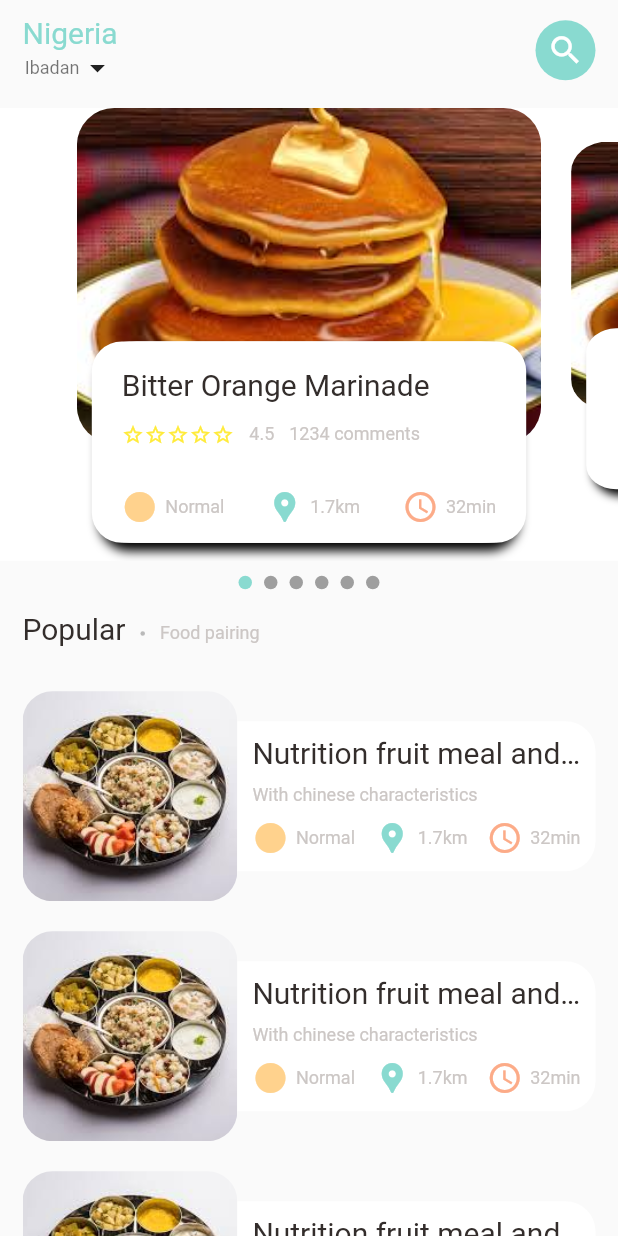
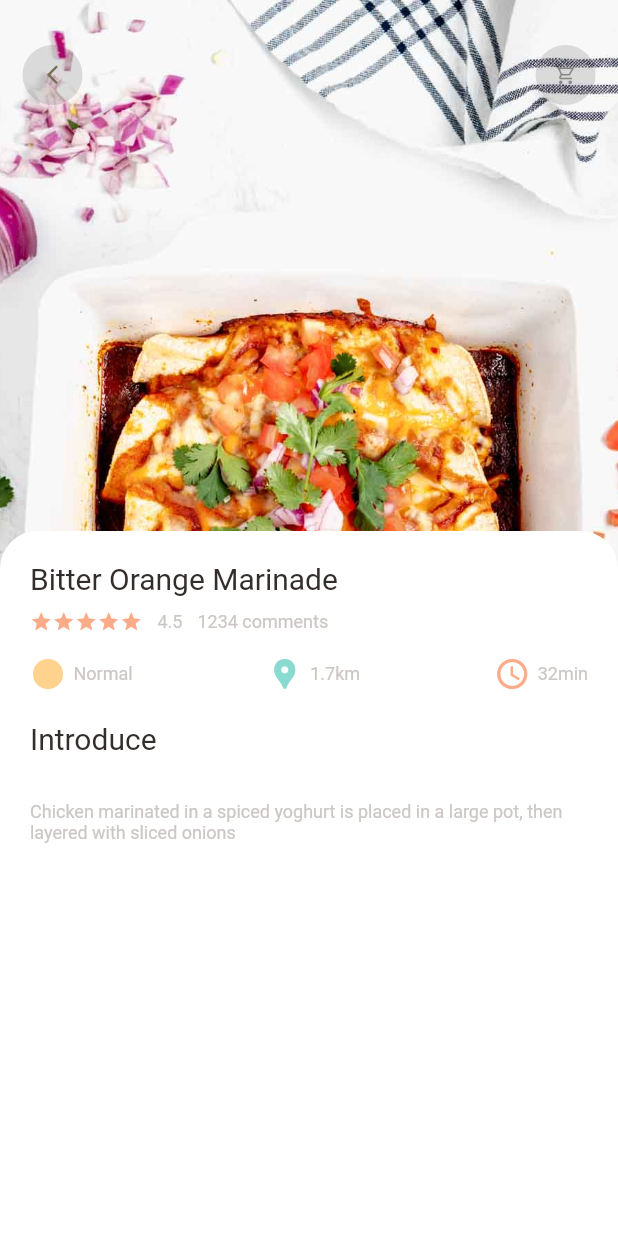
Before and after one commit to zulayqoh/Food-Delivery-App, a Flutter app: the screen it shows after launch, on a phone screen of 412 x 824 dp. Run offline on Flutter 3.47's test engine with Material 2 defaults, Android fonts, the phone set to English and light mode, and no system bars; drawn by our look-alikes of smooth_page_indicator; our stand-ins replace get.

Commit message:
Added popular food details page

```diff
--- a/lib/main.dart
+++ b/lib/main.dart
@@ -1,5 +1,6 @@
 import 'package:flutter/material.dart';
-import 'package:food_delivery/home/main_food_page.dart';
+import 'package:food_delivery/pages/food/popular_food_detail.dart';
+import 'package:food_delivery/pages/home/main_food_page.dart';
 import 'package:get/get_navigation/src/root/get_material_app.dart';
 
 void main() {
@@ -18,7 +19,7 @@ class MyApp extends StatelessWidget {
       theme: ThemeData(
         primarySwatch: Colors.blue,
       ),
-      home: const MainFoodPage(),
+      home: const PopularFoodDetailPage(),
     );
   }
 }
--- /dev/null
+++ b/lib/pages/food/popular_food_detail.dart
@@ -0,0 +1,98 @@
+import 'package:flutter/material.dart';
+
+import '../../utils/colors.dart';
+import '../../widgets/big_text.dart';
+import '../../widgets/icon_text_widget.dart';
+import '../../widgets/small_text.dart';
+
+class PopularFoodDetailPage  extends StatelessWidget {
+  const PopularFoodDetailPage ({Key? key}) : super(key: key);
+
+  @override
+  Widget build(BuildContext context) {
+    return Scaffold(
+      body: Stack(
+        children: [
+          Container(
+            decoration: const BoxDecoration(
+              image: DecorationImage(
+                image: AssetImage('assets/images/foo.jpg'),
+                fit: BoxFit.fitHeight
+              )
+            ),
+          ),
+           Container(
+            margin: EdgeInsets.only(left: 15, top: 30, right: 15),
+            child: Row(
+              mainAxisAlignment: MainAxisAlignment.spaceBetween,
+              children: const [
+                CircleAvatar(backgroundColor: Colors.black12, child: Icon(Icons.arrow_back_ios_new, color: AppColor.appIconColor, size: 15,),),
+                CircleAvatar(backgroundColor: Colors.black12, child: Icon(Icons. shopping_cart_outlined, color: Colors.black38, size: 15),),
+              ],
+            ),
+          ),
+          Align(
+            alignment: Alignment.bottomCenter,
+            child: Container(
+              padding: const EdgeInsets.symmetric(horizontal: 20, vertical: 20),
+              height: 470,
+              decoration: const BoxDecoration(
+                borderRadius: BorderRadius.vertical(top: Radius.circular(25)),
+                color: Colors.white
+              ),
+              child: Column(
+                mainAxisAlignment: MainAxisAlignment.start,
+                crossAxisAlignment: CrossAxisAlignment.start,
+                children: [
+                  const BigAppText(text: 'Bitter Orange Marinade'),
+                  const SizedBox(height: 10),
+                  Row(
+                    children: [
+                      Wrap(
+                        children: List.generate(
+                          5,
+                              (index) => const Icon(
+                            Icons.star,
+                            size: 15,
+                            color: AppColor.iconColor2,
+                          ),
+                        ),
+                      ),
+                      const SizedBox(width: 10),
+                      const SmallAppText(text: '4.5'),
+                      const SizedBox(width: 10),
+                      const SmallAppText(text: '1234 comments'),
+                    ],
+                  ),
+                  const SizedBox(height: 15),
+                  Row(
+                    mainAxisAlignment: MainAxisAlignment.spaceBetween,
+                    children: const [
+                      IconText(
+                          text: 'Normal',
+                          icon: Icons.circle,
+                          color: AppColor.iconColor1),
+                      IconText(
+                          text: '1.7km',
+                          icon: Icons.location_pin,
+                          color: AppColor.mainColor),
+                      IconText(
+                          text: '32min',
+                          icon: Icons.access_time,
+                          color: AppColor.iconColor2),
+                    ],
+                  ),
+                  const SizedBox(height: 20),
+                  BigAppText(text: 'Introduce'),
+                  const SizedBox(height: 30),
+                  SmallAppText(text: 'Chicken marinated in a spiced yoghurt is placed in a large pot, then layered with sliced onions')
+                ],
+              ),
+            ),
+          ),
+
+        ],
+      ),
+    );
+  }
+}
--- a/lib/home/food_page_body.dart
+++ b/lib/pages/home/food_page_body.dart
@@ -6,7 +6,7 @@ import 'package:food_delivery/widgets/icon_text_widget.dart';
 import 'package:food_delivery/widgets/small_text.dart';
 import 'package:smooth_page_indicator/smooth_page_indicator.dart';
 
-import '../widgets/list_view_card.dart';
+import '../../widgets/list_view_card.dart';
 
 class FoodPageBody extends StatefulWidget {
   const FoodPageBody({Key? key}) : super(key: key);
--- a/lib/utils/colors.dart
+++ b/lib/utils/colors.dart
@@ -13,4 +13,6 @@ class AppColor{
   static const Color yellowColor = Color(0xffffd379);
   static const Color yellowColorNo  = Color(0xfffa7552);
   static const Color sampleColor = Color(0xff69c5df);
+  static const Color appIconBackgroundColor = Color(0xfffcf4e4);
+  static const Color appIconColor = Color(0xff756d54);
 }
```
Also changed, not shown: assets/images/foo.jpg (added), assets/images/foodback0.jpeg (added), assets/images/foodback1.jpeg (added), assets/images/foodback10.jpeg (added), assets/images/foodback11.jpeg (added), assets/images/foodback12.jpeg (added), assets/images/foodback2.jpeg (added), assets/images/foodback3.jpeg (added), assets/images/foodback4.jpeg (added), assets/images/foodback5.jpeg (added), assets/images/foodback6.jpeg (added), assets/images/foodback7.jpeg (added), assets/images/foodback8.jpeg (added), assets/images/foodback9.jpeg (added), 1 more files.
